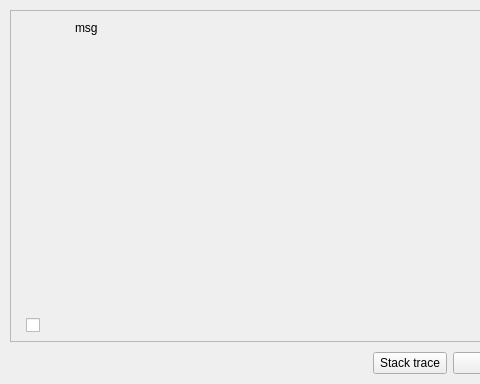
Above: libs/libgui/ui/messagebox.ui from pgmodeler/pgmodeler before the change; both pictures show x 0 to 480 and y 0 to 384 of the 715 by 384 pixel window. Below: the same form after it.
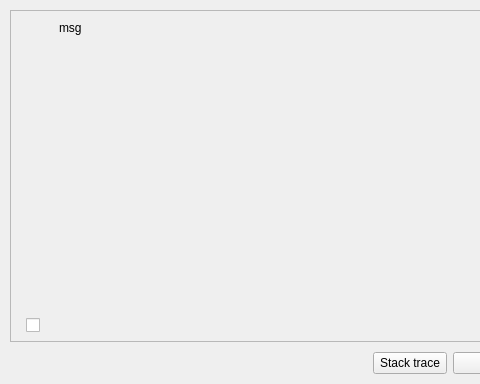
That is the form after the change. Icons and pictures are not drawn.

```diff
--- a/libs/libgui/ui/messagebox.ui
+++ b/libs/libgui/ui/messagebox.ui
@@ -122,14 +122,14 @@
            <widget class="QLabel" name="icon_lbl">
             <property name="minimumSize">
              <size>
-              <width>48</width>
-              <height>48</height>
+              <width>32</width>
+              <height>32</height>
              </size>
             </property>
             <property name="maximumSize">
              <size>
-              <width>48</width>
-              <height>48</height>
+              <width>32</width>
+              <height>32</height>
              </size>
             </property>
             <property name="text">
```
Left out of the diff: 24 changed lines with no effect on the pictures.
